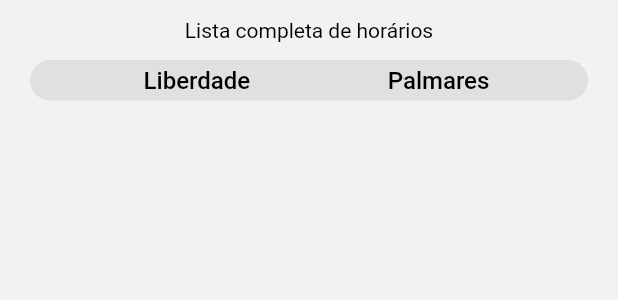
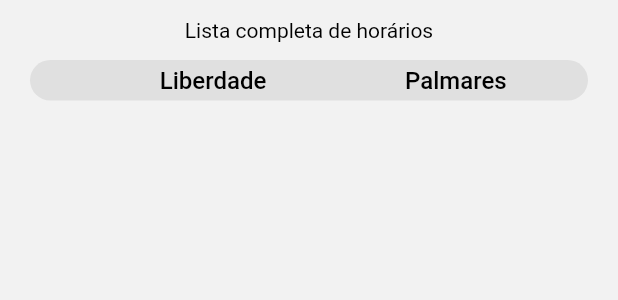
Before and after one commit to EdesonABizerril/intercampi_unilab, a Flutter app: the _TitleList widget shown alone on an empty page, opened directly with empty values, on a phone screen of 412 x 824 dp. Shown: the top 300 px of the screen. Run offline on Flutter 3.47's test engine with Material 2 defaults, Android fonts, the phone set to English and light mode, and no system bars; our stand-ins replace cloud_firestore, firebase_core, firebase_messaging, flutter_widget_from_html_core, get, get_storage and 1 more; missing offline and left inert: share_extend; accounts and stored records are empty.

Commit message:
fix: align times adjust

```diff
--- a/lib/ui/templates/route_template.dart
+++ b/lib/ui/templates/route_template.dart
@@ -190,16 +190,24 @@ class _ItemTimeListTile extends StatelessWidget {
       child: Row(
         mainAxisAlignment: MainAxisAlignment.spaceBetween,
         children: [
-          Text((index + 1).toString()),
+          Container(
+            width: 25,
+            alignment: Alignment.center,
+            child: Text((index + 1) < 10 ? "0${index + 1}" : "${index + 1}"),
+          ),
           Expanded(
             child: Row(
               mainAxisAlignment: MainAxisAlignment.spaceEvenly,
               children: [
-                Text(
-                  "${time.from.hour}:${time.from.minute}",
+                Container(
+                  width: 60,
+                  alignment: Alignment.center,
+                  child: Text(
+                    time.from.isEmpty() ? "" : "${time.from.hour}:${time.from.minute}",
                     style: AppStyle.body.copyWith(
                       fontSize: 18,
                       fontWeight: FontWeight.w500,
+                    ),
                   ),
                 ),
                 Text(
@@ -209,11 +217,15 @@ class _ItemTimeListTile extends StatelessWidget {
                     color: AppColors.fontSecondary,
                   ),
                 ),
-                Text(
-                  "${time.to.hour}:${time.to.minute}",
+                Container(
+                  width: 60,
+                  alignment: Alignment.center,
+                  child: Text(
+                    time.to.isEmpty() ? "" : "${time.to.hour}:${time.to.minute}",
                     style: AppStyle.body.copyWith(
                       fontSize: 18,
                       fontWeight: FontWeight.w500,
+                    ),
                   ),
                 ),
               ],
@@ -256,27 +268,45 @@ class _TitleList extends StatelessWidget {
                     borderRadius: BorderRadius.circular(20),
                   ),
                   child: Row(
+                    mainAxisAlignment: MainAxisAlignment.spaceBetween,
+                    children: [
+                      const SizedBox(width: 40),
+                      Expanded(
+                        child: Row(
                           mainAxisAlignment: MainAxisAlignment.spaceEvenly,
                           children: [
-                      const Spacer(),
-                      Text(
-                        "${type.fromName}     ",
-                        textAlign: TextAlign.center,
+                            Container(
+                              width: 80,
+                              alignment: Alignment.center,
+                              child: Text(
+                                type.fromName,
                                 style: AppStyle.body.copyWith(
                                   fontSize: 16,
                                   fontWeight: FontWeight.w500,
                                 ),
                               ),
-                      const Spacer(),
+                            ),
                             Text(
-                        "    ${type.toName}",
-                        textAlign: TextAlign.center,
+                              " ",
+                              style: AppStyle.body.copyWith(
+                                fontSize: 16,
+                                color: AppColors.fontSecondary,
+                              ),
+                            ),
+                            Container(
+                              width: 80,
+                              alignment: Alignment.centerLeft,
+                              child: Text(
+                                type.toName,
                                 style: AppStyle.body.copyWith(
                                   fontSize: 16,
                                   fontWeight: FontWeight.w500,
                                 ),
                               ),
-                      const Spacer(),
+                            ),
+                          ],
+                        ),
+                      ),
                     ],
                   ),
                 ),
```
Lines whose indentation alone changed are shown as unchanged.
